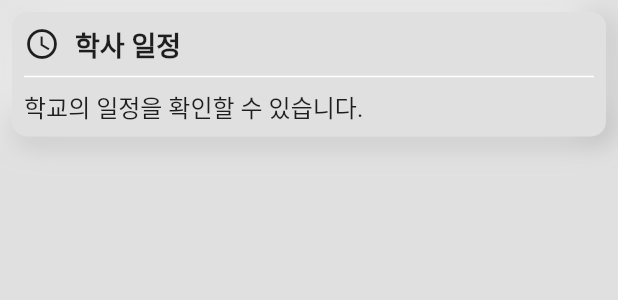
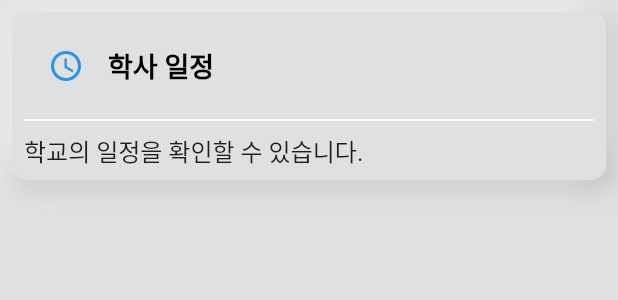
Before and after one commit to sun30812/suwon_mate, a Flutter app: the InfoCard widget shown alone on an empty page, opened directly, on a phone screen of 412 x 824 dp. Shown: the top 300 px of the screen. Run offline on Flutter 3.47's test engine with Material 2 defaults, Android fonts, the phone set to English and light mode, and no system bars; our stand-ins replace firebase_core, firebase_database, firebase_remote_config, flutter_html, flutter_riverpod, go_router and 3 more; accounts and stored records are empty; network calls fail.

Commit message:
InfoCard 디자인 수정
leading 아이콘 색상을 primary 색으로 출력하도록 변경

```diff
--- a/lib/styles/style_widget.dart
+++ b/lib/styles/style_widget.dart
@@ -593,17 +593,17 @@ class _InfoCardState extends State<InfoCard> {
             mainAxisSize: MainAxisSize.min,
             crossAxisAlignment: CrossAxisAlignment.start,
             children: [
-              Row(
-                children: [
-                  Icon(widget.icon),
-                  const Padding(padding: EdgeInsets.only(right: 10.0)),
-                  Text(
-                    widget.title,
-                    semanticsLabel: widget.title,
-                    style: const TextStyle(
-                        fontWeight: FontWeight.bold, fontSize: 18.0),
-                  ),
-                ],
+              ListTile(
+                title: Text(
+                  widget.title,
+                  semanticsLabel: widget.title,
+                  style: const TextStyle(
+                      fontWeight: FontWeight.bold, fontSize: 18.0),
+                ),
+                leading: Icon(
+                  widget.icon,
+                  color: Theme.of(context).primaryColor,
+                ),
               ),
               const Divider(),
               widget.detail
```
